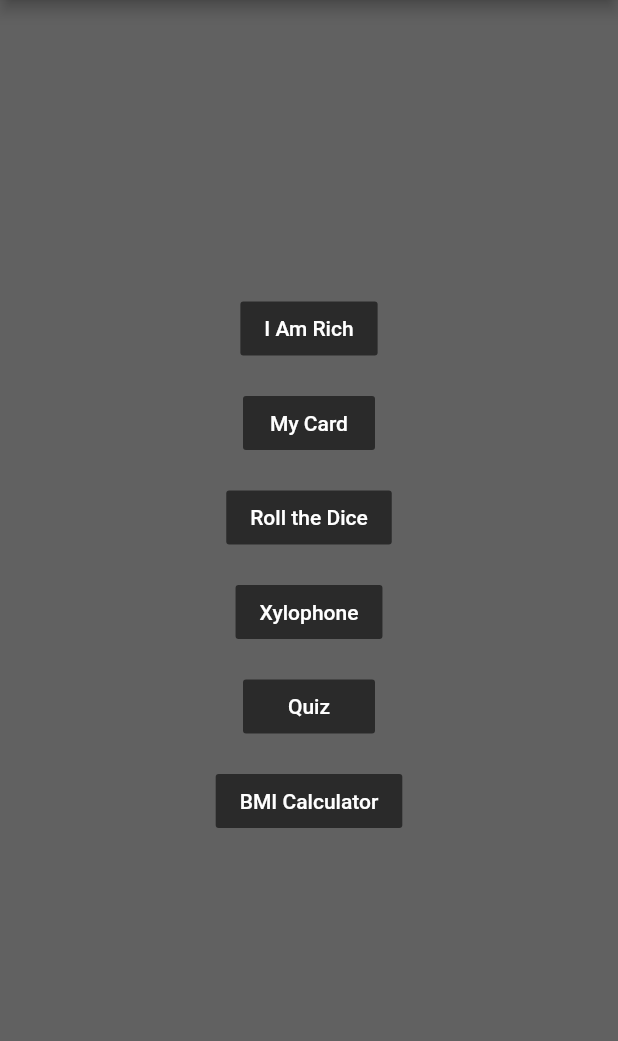
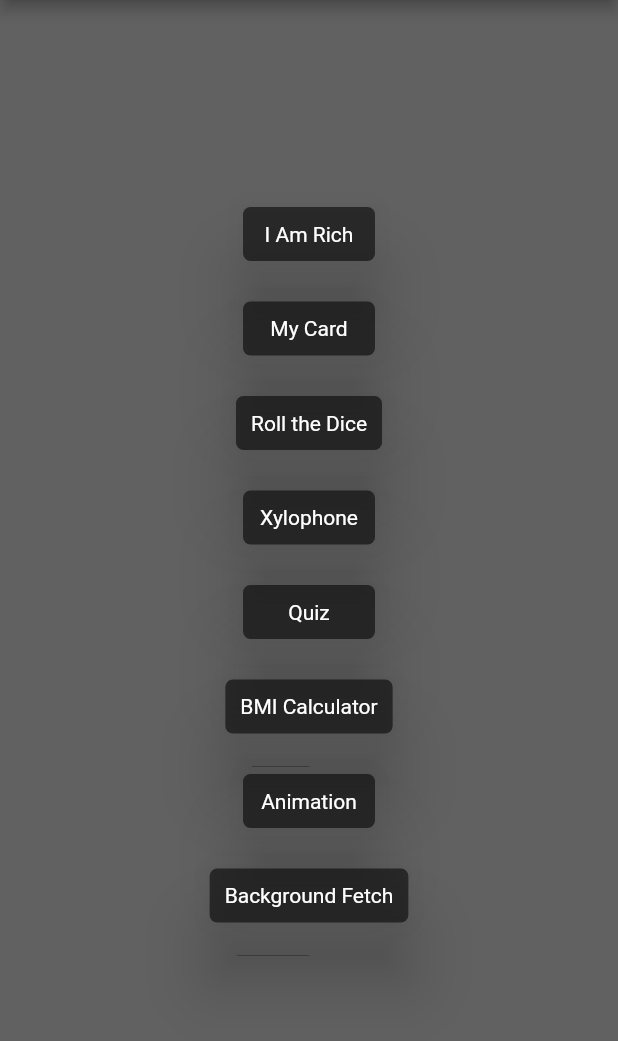
Before and after one commit to alphamarke/FlutterDemoApp, a Flutter app: the screen it shows after launch, on a phone screen of 412 x 824 dp, the part 84-1125 px from its top. Run offline on Flutter 3.47's test engine with Material 2 defaults, Android fonts, the phone set to English and light mode, and no system bars; our stand-ins replace audioplayers, font_awesome_flutter, rflutter_alert; missing offline and left inert: background_fetch.

Commit message:
BackgroundFetch and animation page

```diff
--- a/lib/FirstFlutter.dart
+++ b/lib/FirstFlutter.dart
@@ -11,7 +11,7 @@ class _FirstFlutterState extends State<FirstFlutter> {
   @override
   Widget build(BuildContext context) {
     return new MasterPage(
-      appBarText: 'I am Rich',
+      appBarText: 'I am Rich ❤',
       scaffoldBody: Container(
         child: Center(
           child: Image(image: AssetImage('assets/money.png')),
--- a/lib/Home.dart
+++ b/lib/Home.dart
@@ -1,5 +1,7 @@
 import 'dart:math';
 
+import 'package:background_fetch/background_fetch.dart';
+import 'package:first_flutter_app/Climate.dart';
 import 'package:flutter/cupertino.dart';
 import 'package:flutter/material.dart';
 import 'MasterPage.dart';
@@ -23,7 +25,7 @@ class _HomeState extends State<Home> {
               mainAxisSize: MainAxisSize.max,
               mainAxisAlignment: MainAxisAlignment.center,
               children: <Widget>[
-                FlatButton(
+                RoundedButton(
                   color: buttonColor,
                   child: Text('I Am Rich'),
                   onPressed: () {
@@ -33,7 +35,7 @@ class _HomeState extends State<Home> {
                 SizedBox(
                   height: 15.0,
                 ),
-                FlatButton(
+                RoundedButton(
                   color: buttonColor,
                   child: Text('My Card'),
                   onPressed: () {
@@ -43,7 +45,7 @@ class _HomeState extends State<Home> {
                 SizedBox(
                   height: 15.0,
                 ),
-                FlatButton(
+                RoundedButton(
                   color: buttonColor,
                   child: Text('Roll the Dice'),
                   onPressed: () {
@@ -53,7 +55,7 @@ class _HomeState extends State<Home> {
                 SizedBox(
                   height: 15.0,
                 ),
-                FlatButton(
+                RoundedButton(
                   color: buttonColor,
                   child: Text('Xylophone'),
                   onPressed: () {
@@ -63,7 +65,7 @@ class _HomeState extends State<Home> {
                 SizedBox(
                   height: 15.0,
                 ),
-                FlatButton(
+                RoundedButton(
                   color: buttonColor,
                   child: Text('Quiz'),
                   onPressed: () {
@@ -73,11 +75,31 @@ class _HomeState extends State<Home> {
                 SizedBox(
                   height: 15.0,
                 ),
-                FlatButton(
+                RoundedButton(
                   color: buttonColor,
                   child: Text('BMI Calculator'),
                   onPressed: () {
                     Navigator.pushNamed(context, '/BMI');
+                  },
+                ),
+                SizedBox(
+                  height: 15.0,
+                ),
+                RoundedButton(
+                  color: buttonColor,
+                  child: Text('Animation'),
+                  onPressed: () {
+                    Navigator.pushNamed(context, Climate.id);
+                  },
+                ),
+                SizedBox(
+                  height: 15.0,
+                ),
+                RoundedButton(
+                  color: buttonColor,
+                  child: Text('Background Fetch'),
+                  onPressed: () {
+                    Navigator.pushNamed(context, BackgroundFetch.);
                   },
                 ),
                 SizedBox(
@@ -92,3 +114,23 @@ class _HomeState extends State<Home> {
     );
   }
 }
+
+class RoundedButton extends StatelessWidget {
+  final Function onPressed;
+  final Widget child;
+  final Color color;
+
+  RoundedButton({this.onPressed, this.child, this.color});
+
+  @override
+  Widget build(BuildContext context) {
+    return RawMaterialButton(
+      padding: EdgeInsets.all(10),
+      fillColor: color,
+      child: child,
+      onPressed: onPressed,
+      elevation: 20.0,
+      shape: RoundedRectangleBorder(borderRadius: BorderRadius.circular(5)),
+    );
+  }
+}
```
Also changed, not shown: lib/BackgroundFetch.dart (added, +114 -0 lines), lib/Climate.dart (added, +140 -0 lines), lib/main.dart (+12 -1 lines), pubspec.yaml (+2 -42 lines), pubspec.lock, 5 other files.
